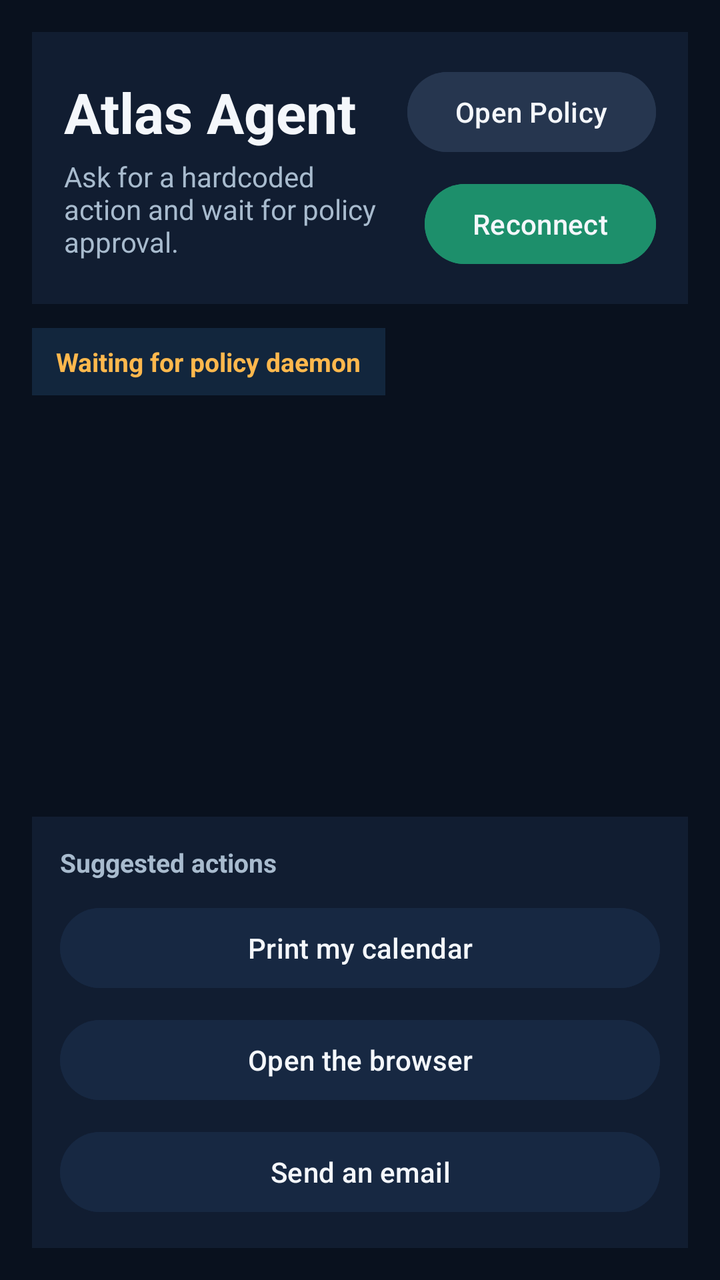
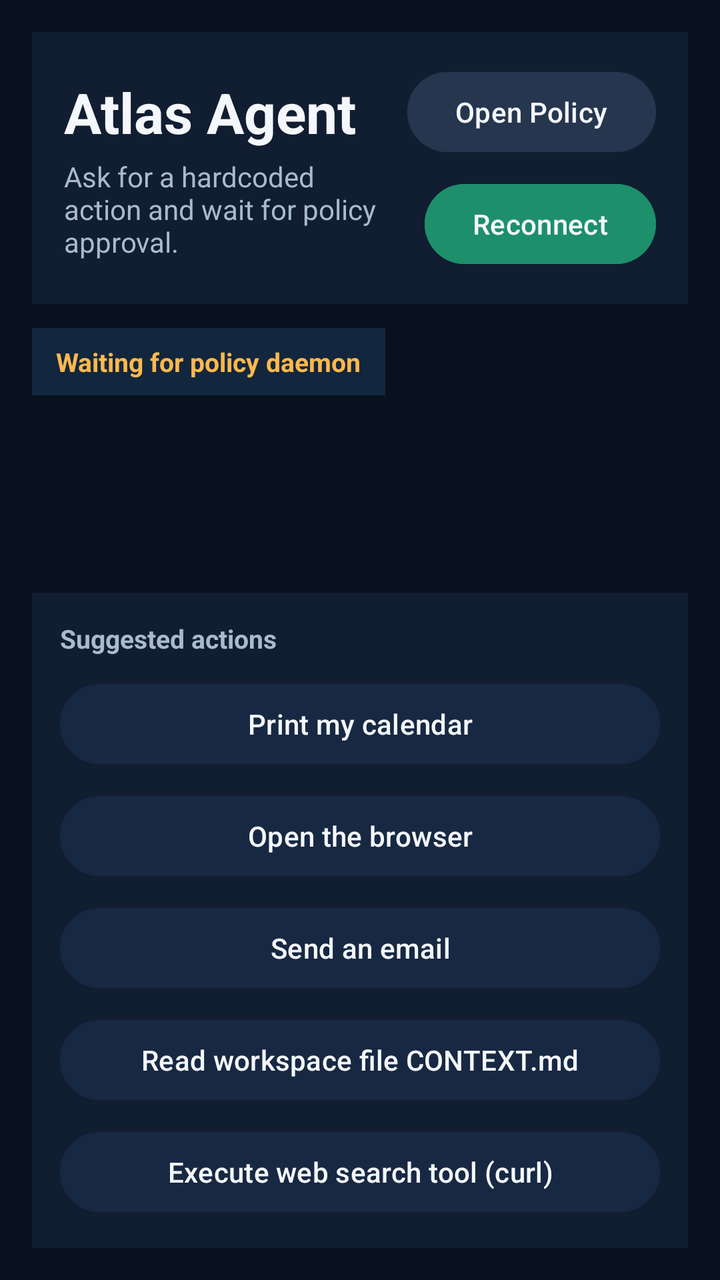

Before-and-after screenshots of an Android layout around one commit, followed by the original layout XML and the change that was made.
<!-- AndroidManifest.xml: application theme Theme.SeccompDemo -->
<!-- res/layout/activity_main.xml -->
<?xml version="1.0" encoding="utf-8"?>
<LinearLayout xmlns:android="http://schemas.android.com/apk/res/android"
    android:layout_width="match_parent"
    android:layout_height="match_parent"
    android:background="#09111E"
    android:orientation="vertical"
    android:padding="16dp">

    <LinearLayout
        android:layout_width="match_parent"
        android:layout_height="wrap_content"
        android:background="#111D31"
        android:gravity="center_vertical"
        android:orientation="horizontal"
        android:padding="16dp">

        <LinearLayout
            android:layout_width="0dp"
            android:layout_height="wrap_content"
            android:layout_weight="1"
            android:orientation="vertical">

            <TextView
                android:layout_width="wrap_content"
                android:layout_height="wrap_content"
                android:text="Atlas Agent"
                android:textColor="#F4F7FB"
                android:textSize="28sp"
                android:textStyle="bold" />

            <TextView
                android:layout_width="wrap_content"
                android:layout_height="wrap_content"
                android:layout_marginTop="4dp"
                android:text="Ask for a hardcoded action and wait for policy approval."
                android:textColor="#A8BBCE"
                android:textSize="14sp" />
        </LinearLayout>

        <LinearLayout
            android:layout_width="wrap_content"
            android:layout_height="wrap_content"
            android:gravity="end"
            android:orientation="vertical">

            <Button
                android:id="@+id/openDaemonButton"
                android:layout_width="wrap_content"
                android:layout_height="wrap_content"
                android:backgroundTint="#26364F"
                android:text="Open Policy"
                android:textAllCaps="false"
                android:textColor="#F4F7FB" />

            <Button
                android:id="@+id/bindDaemonButton"
                android:layout_width="wrap_content"
                android:layout_height="wrap_content"
                android:layout_marginTop="8dp"
                android:backgroundTint="#1D8F6B"
                android:text="Reconnect"
                android:textAllCaps="false"
                android:textColor="#F4F7FB" />
        </LinearLayout>
    </LinearLayout>

    <TextView
        android:id="@+id/connectionStatusText"
        android:layout_width="wrap_content"
        android:layout_height="wrap_content"
        android:layout_marginTop="12dp"
        android:background="#12263D"
        android:paddingLeft="12dp"
        android:paddingTop="8dp"
        android:paddingRight="12dp"
        android:paddingBottom="8dp"
        android:text="Waiting for policy daemon"
        android:textColor="#FFB84D"
        android:textSize="13sp"
        android:textStyle="bold" />

    <androidx.core.widget.NestedScrollView
        android:id="@+id/chatScroll"
        android:layout_width="match_parent"
        android:layout_height="0dp"
        android:layout_marginTop="14dp"
        android:layout_weight="1"
        android:clipToPadding="false"
        android:paddingBottom="8dp">

        <LinearLayout
            android:id="@+id/chatContainer"
            android:layout_width="match_parent"
            android:layout_height="wrap_content"
            android:orientation="vertical" />
    </androidx.core.widget.NestedScrollView>

    <LinearLayout
        android:id="@+id/responseCard"
        android:layout_width="match_parent"
        android:layout_height="wrap_content"
        android:layout_marginTop="10dp"
        android:background="#111D31"
        android:orientation="vertical"
        android:padding="14dp"
        android:visibility="gone">

        <TextView
            android:id="@+id/responseTitleText"
            android:layout_width="wrap_content"
            android:layout_height="wrap_content"
            android:text="Response"
            android:textColor="#9FE870"
            android:textSize="14sp"
            android:textStyle="bold" />

        <TextView
            android:id="@+id/responseText"
            android:layout_width="match_parent"
            android:layout_height="wrap_content"
            android:layout_marginTop="8dp"
            android:background="#0C1525"
            android:fontFamily="monospace"
            android:padding="12dp"
            android:textColor="#E8F1FF"
            android:textSize="13sp" />
    </LinearLayout>

    <LinearLayout
        android:layout_width="match_parent"
        android:layout_height="wrap_content"
        android:layout_marginTop="14dp"
        android:background="#111D31"
        android:orientation="vertical"
        android:padding="14dp">

        <TextView
            android:layout_width="wrap_content"
            android:layout_height="wrap_content"
            android:text="Suggested actions"
            android:textColor="#A8BBCE"
            android:textSize="13sp"
            android:textStyle="bold" />

        <Button
            android:id="@+id/calendarActionButton"
            android:layout_width="match_parent"
            android:layout_height="wrap_content"
            android:layout_marginTop="10dp"
            android:backgroundTint="#172842"
            android:enabled="false"
            android:text="Print my calendar"
            android:textAllCaps="false"
            android:textColor="#F4F7FB" />

        <Button
            android:id="@+id/browserActionButton"
            android:layout_width="match_parent"
            android:layout_height="wrap_content"
            android:layout_marginTop="8dp"
            android:backgroundTint="#172842"
            android:enabled="false"
            android:text="Open the browser"
            android:textAllCaps="false"
            android:textColor="#F4F7FB" />

        <Button
            android:id="@+id/emailActionButton"
            android:layout_width="match_parent"
            android:layout_height="wrap_content"
            android:layout_marginTop="8dp"
            android:backgroundTint="#172842"
            android:enabled="false"
            android:text="Send an email"
            android:textAllCaps="false"
            android:textColor="#F4F7FB" />
    </LinearLayout>
</LinearLayout>
<!-- resources referenced by this layout -->
<resources>
  <style name="Theme.SeccompDemo" parent="Theme.Material3.DayNight.NoActionBar">
          <item name="android:statusBarColor" tools:targetApi="l">#101820</item>
      </style>
</resources>

<!-- the commit's change to res/layout/activity_main.xml (unified diff, before → after) -->
@@ -174,5 +174,27 @@
             android:text="Send an email"
             android:textAllCaps="false"
             android:textColor="#F4F7FB" />
+
+        <Button
+            android:id="@+id/readContextActionButton"
+            android:layout_width="match_parent"
+            android:layout_height="wrap_content"
+            android:layout_marginTop="8dp"
+            android:backgroundTint="#172842"
+            android:enabled="false"
+            android:text="Read workspace file CONTEXT.md"
+            android:textAllCaps="false"
+            android:textColor="#F4F7FB" />
+
+        <Button
+            android:id="@+id/execCurlActionButton"
+            android:layout_width="match_parent"
+            android:layout_height="wrap_content"
+            android:layout_marginTop="8dp"
+            android:backgroundTint="#172842"
+            android:enabled="false"
+            android:text="Execute web search tool (curl)"
+            android:textAllCaps="false"
+            android:textColor="#F4F7FB" />
     </LinearLayout>
 </LinearLayout>
